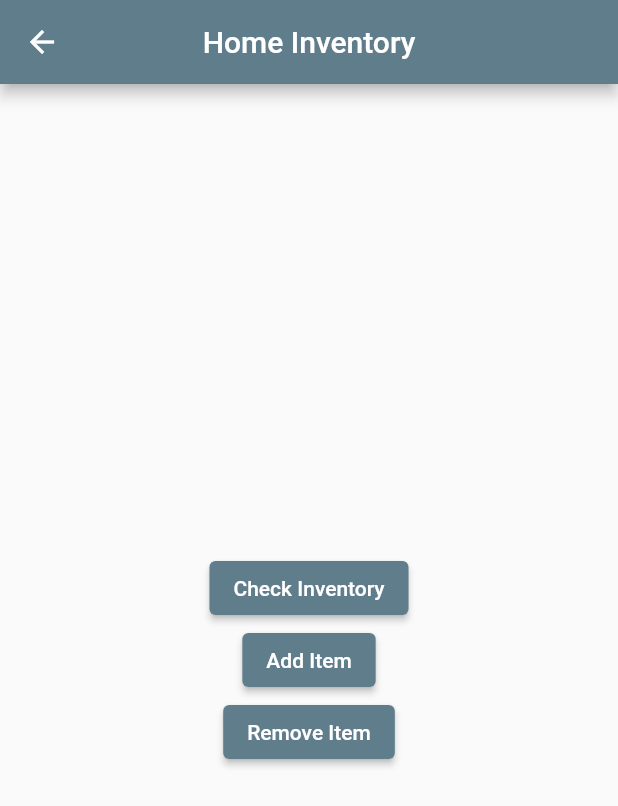
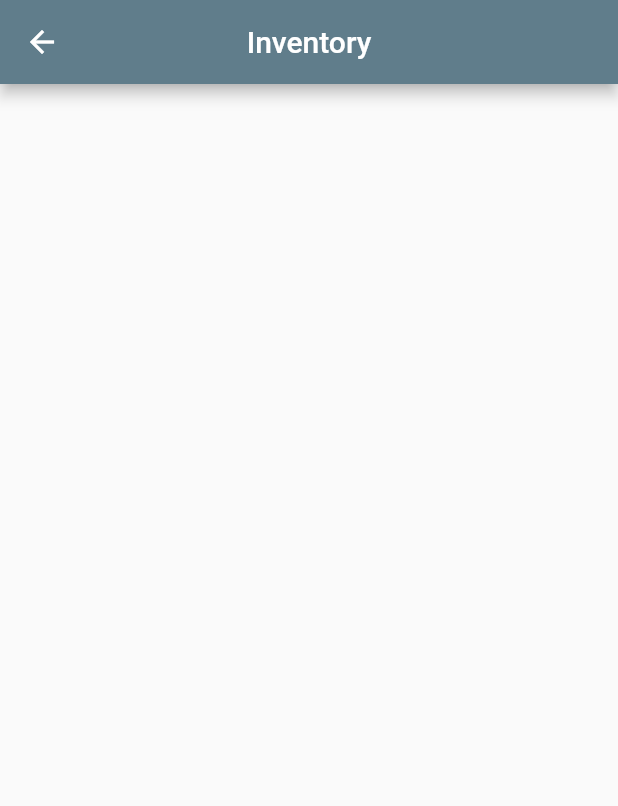
Before and after one commit to GitDatz/home_inventory, a Flutter app: the MainPage screen opened directly, after a tap on "Check Inventory", on a phone screen of 412 x 824 dp. Shown: the top 806 px of the screen. Run offline on Flutter 3.47's test engine with Material 2 defaults, Android fonts, the phone set to English and light mode, and no system bars.

Commit message:
Add Inventory Page

```diff
--- a/lib/constants.dart
+++ b/lib/constants.dart
@@ -1,6 +1,7 @@
 // App Bar Titles
 const String LOGIN_PAGE_TITLE = "Login";
 const String MAIN_PAGE_TITLE = "Home Inventory";
+const String INVENTORY_TITLE = "Inventory";
 
 // Login Page
 const String EMAIL_HINT = "Enter email";
@@ -8,3 +9,8 @@ const String PASSWORD_HINT = "Enter password";
 const String LOGIN_BUTTON_TEXT = "Login";
 const String EMAIL_VALIDATOR_ERROR = "Email cannot be empty";
 const String PASSWORD_VALIDATOR_ERROR = "Password cannot be empty";
+
+// Main Page
+const String CHECK_INVENTORY_BUTTON_TEXT = "Check Inventory";
+const String ADD_ITEM_BUTTON_TEXT = "Add Item";
+const String REMOVE_ITEM_BUTTON_TEXT = "Remove Item";
--- /dev/null
+++ b/lib/ui/pages/inventory_page.dart
@@ -0,0 +1,24 @@
+import 'package:flutter/material.dart';
+
+class InventoryPage extends StatefulWidget {
+  InventoryPage({Key key, this.title}) : super(key: key);
+  final String title;
+
+  @override
+  _InventoryPageState createState() => _InventoryPageState();
+}
+
+class _InventoryPageState extends State<InventoryPage> {
+  @override
+  Widget build(BuildContext context) {
+    return Scaffold(
+      appBar: AppBar(
+        centerTitle: true,
+        title: Text(
+            widget.title,
+            textAlign: TextAlign.center
+        ),
+      ),
+    );
+  }
+}
--- a/lib/ui/pages/main_page.dart
+++ b/lib/ui/pages/main_page.dart
@@ -1,4 +1,6 @@
 import 'package:flutter/material.dart';
+import 'package:home_inventory/constants.dart';
+import 'package:home_inventory/ui/pages/inventory_page.dart';
 
 class MainPage extends StatefulWidget {
   MainPage({Key key, this.title}) : super(key: key);
@@ -23,7 +25,7 @@ class _MainPageState extends State<MainPage> {
         child: Column(
           mainAxisAlignment: MainAxisAlignment.center,
           children: [
-            _checkInventory(),
+            _checkInventory(context),
             _addItemButton(),
             _removeItemButton()
           ],
@@ -32,24 +34,27 @@ class _MainPageState extends State<MainPage> {
     );
   }
 
-  Widget _checkInventory() {
+  Widget _checkInventory(BuildContext context) {
     return ElevatedButton(
-        onPressed: () => {},
-        child: Text("Check Inventory")
+        onPressed: () {
+          Navigator.push(context, MaterialPageRoute(
+              builder: (context) => InventoryPage(title: INVENTORY_TITLE)));
+        },
+        child: Text(CHECK_INVENTORY_BUTTON_TEXT)
     );
   }
 
   Widget _addItemButton() {
     return ElevatedButton(
         onPressed: () => {},
-        child: Text("Add Item")
+        child: Text(ADD_ITEM_BUTTON_TEXT)
     );
   }
 
   Widget _removeItemButton() {
     return ElevatedButton(
         onPressed: () => {},
-        child: Text("Remove Item")
+        child: Text(REMOVE_ITEM_BUTTON_TEXT)
     );
   }
 }
```
